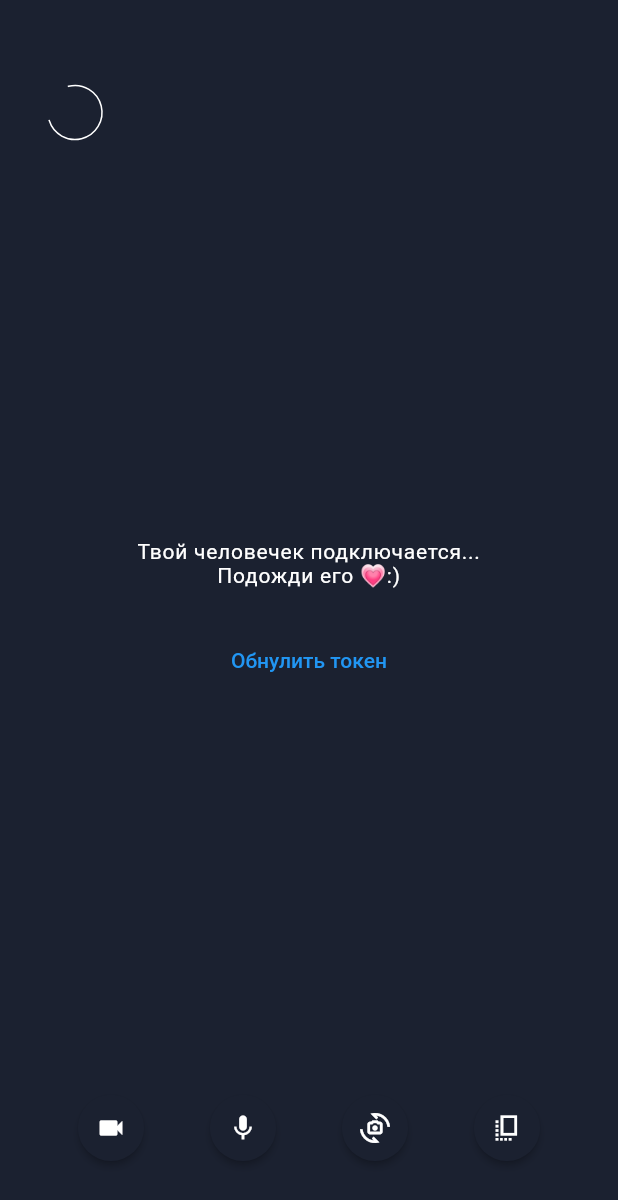
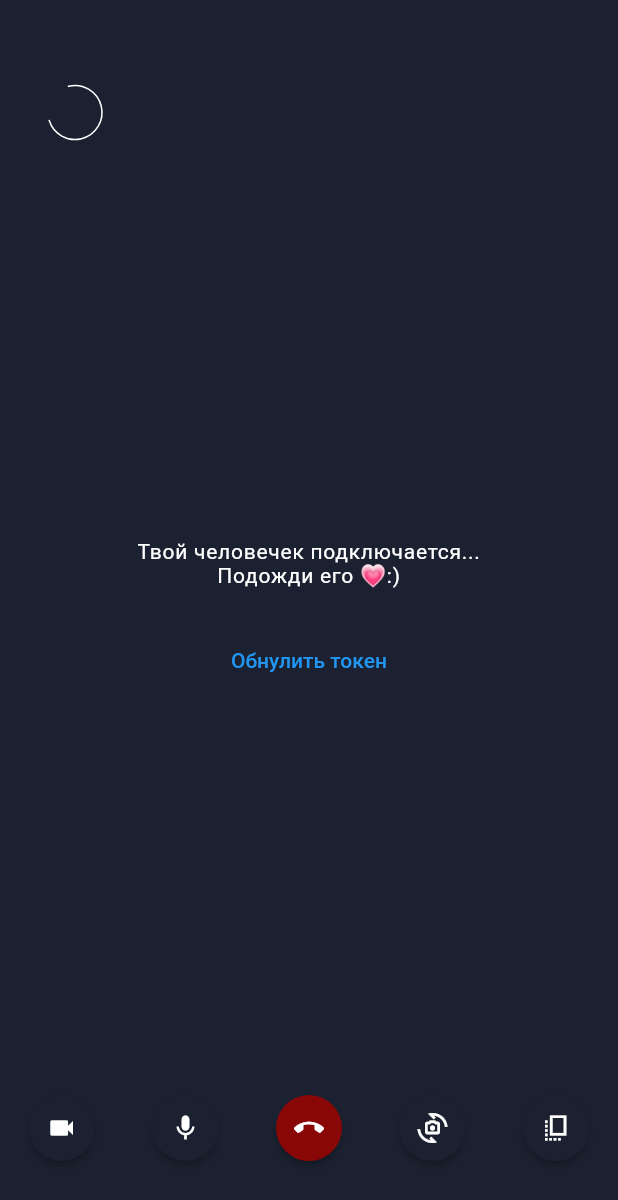
Before and after one commit to f0cuSsss/foc_video_call, a Flutter app: the VideoCallScreen screen opened directly with empty values, on a phone screen of 412 x 824 dp. Shown: the top 1200 px of the screen. Run offline on Flutter 3.47's test engine with Material 2 defaults, Android fonts, the phone set to English and light mode, and no system bars; our stand-ins replace permission_handler; missing offline and left inert: agora_rtc_engine, flutter_pip; statements that could not run were skipped.

Commit message:
added 'end call' button & fixed toolbar display

```diff
--- a/lib/screens/video_call_screen.dart
+++ b/lib/screens/video_call_screen.dart
@@ -52,7 +52,6 @@ class _VideoCallScreenState extends State<VideoCallScreen> {
         setState(() {
           isCollapsed = false;
         });
-
         // if (_timer != null) {
         //   _timer!.cancel();
         //   setState(() {
@@ -112,7 +111,7 @@ class _VideoCallScreenState extends State<VideoCallScreen> {
                   child: Container(
                     decoration: const BoxDecoration(
                       borderRadius: BorderRadius.only(
-                        bottomRight: Radius.circular(10),
+                        bottomRight: Radius.circular(30),
                       ),
                     ),
                     width: 100,
@@ -175,10 +174,14 @@ class _VideoCallScreenState extends State<VideoCallScreen> {
       padding: const EdgeInsets.symmetric(vertical: 48),
       child: isCollapsed
           ? const SizedBox()
-          : Row(
-              mainAxisAlignment: MainAxisAlignment.center,
+          : SizedBox(
+              width: MediaQuery.of(context).size.width,
+              child: Row(
+                mainAxisAlignment: MainAxisAlignment.spaceAround,
                 children: [
                   RawMaterialButton(
+                    constraints:
+                        const BoxConstraints(minWidth: 20.0, minHeight: 36.0),
                     onPressed: _onToggleVideo,
                     child: Icon(
                       isCameraActive
@@ -195,6 +198,8 @@ class _VideoCallScreenState extends State<VideoCallScreen> {
                     padding: const EdgeInsets.all(12.0),
                   ),
                   RawMaterialButton(
+                    constraints:
+                        const BoxConstraints(minWidth: 20.0, minHeight: 36.0),
                     onPressed: _onToggleMute,
                     child: Icon(
                       muted ? Icons.mic_off : Icons.mic,
@@ -203,10 +208,27 @@ class _VideoCallScreenState extends State<VideoCallScreen> {
                     ),
                     shape: const CircleBorder(),
                     elevation: 2.0,
-                  fillColor: muted ? const Color(0xFF8A0707) : kBackgroundColor,
+                    fillColor:
+                        muted ? const Color(0xFF8A0707) : kBackgroundColor,
                     padding: const EdgeInsets.all(12.0),
                   ),
                   RawMaterialButton(
+                    constraints:
+                        const BoxConstraints(minWidth: 20.0, minHeight: 36.0),
+                    onPressed: _onCallEnd,
+                    child: const Icon(
+                      Icons.call_end,
+                      color: Colors.white,
+                      size: 20.0,
+                    ),
+                    shape: const CircleBorder(),
+                    elevation: 2.0,
+                    fillColor: const Color(0xFF8A0707),
+                    padding: const EdgeInsets.all(12.0),
+                  ),
+                  RawMaterialButton(
+                    constraints:
+                        const BoxConstraints(minWidth: 20.0, minHeight: 36.0),
                     onPressed: _onSwitchCamera,
                     child: const Icon(
                       Icons.cameraswitch_outlined,
@@ -219,6 +241,8 @@ class _VideoCallScreenState extends State<VideoCallScreen> {
                     padding: const EdgeInsets.all(12.0),
                   ),
                   RawMaterialButton(
+                    constraints:
+                        const BoxConstraints(minWidth: 20.0, minHeight: 36.0),
                     onPressed: _collapseApp,
                     child: const Icon(
                       Icons.copy_all_sharp,
@@ -231,6 +255,21 @@ class _VideoCallScreenState extends State<VideoCallScreen> {
                     padding: const EdgeInsets.all(12.0),
                   ),
                 ],
+              ),
+            ),
+    );
+  }
+
+  void _onCallEnd() {
+    setState(() {
+      _remoteUid = null;
+    });
+
+    _timer?.cancel();
+    Navigator.pushReplacement(
+      context,
+      MaterialPageRoute(
+        builder: (context) => const InitialSettingsScreen(),
       ),
     );
   }
```
Lines whose indentation alone changed are shown as unchanged.
